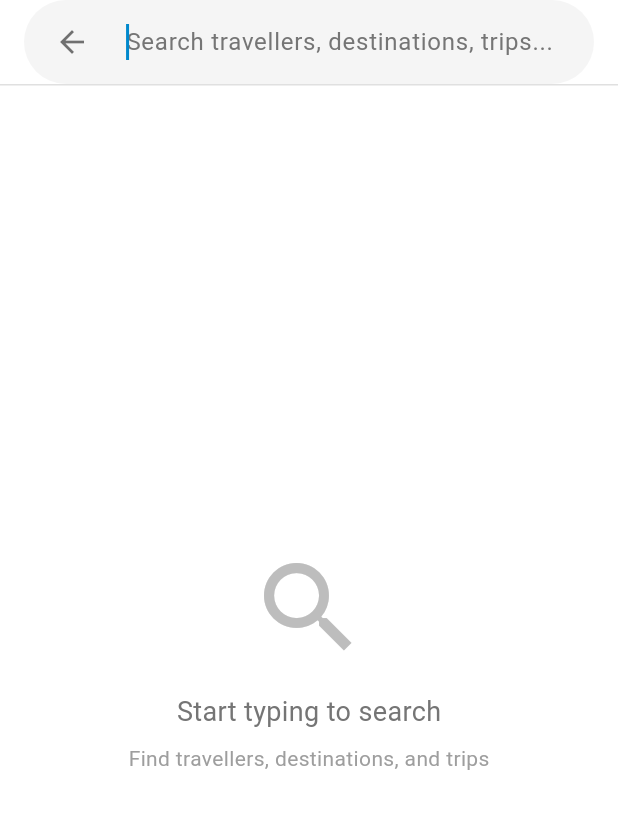
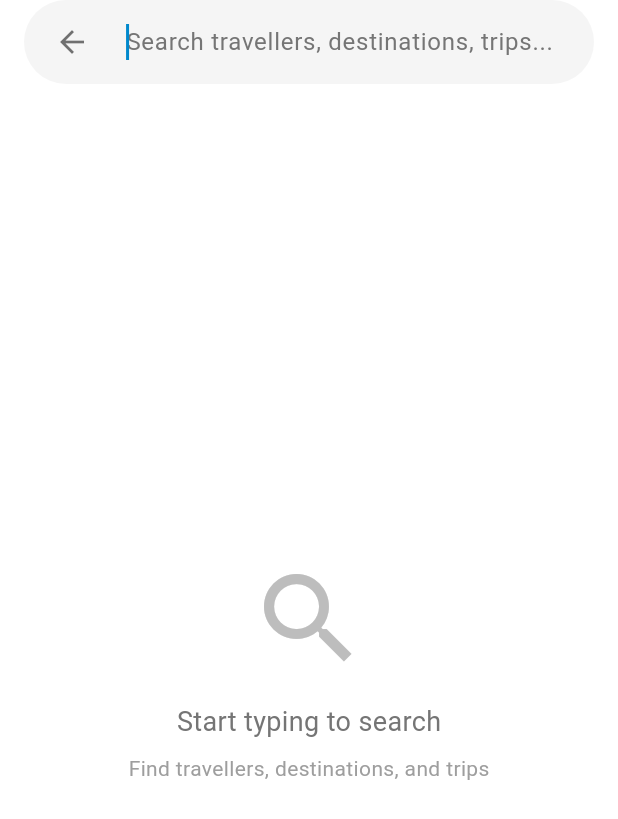
Before and after one commit to Journey-Q/JourneyQ_mobile, a Flutter app: the SearchPage screen opened by its route, on a phone screen of 412 x 824 dp. Shown: the top 819 px of the screen. Run offline on Flutter 3.47's test engine with Material 3 defaults, Android fonts, the phone set to English and light mode, and no system bars; our stand-ins replace dio, equatable, firebase_auth, firebase_core, firebase_messaging, flutter_local_notifications and 6 more; accounts and stored records are empty.

Commit message:
search_page ui updated

```diff
--- a/lib/features/search/pages/search_page.dart
+++ b/lib/features/search/pages/search_page.dart
@@ -1,5 +1,6 @@
 import 'package:flutter/material.dart';
 import 'package:journeyq/features/search/data.dart';
+import 'package:go_router/go_router.dart';
 
 // Search widget for the search page
 class SearchPageWidget extends StatefulWidget {
@@ -165,13 +166,13 @@ class _SearchPageState extends State<SearchPage> {
         title: SearchPageWidget(
           controller: _searchController,
           onChanged: _onSearchChanged,
-          onBack: () => Navigator.pop(context),
+          onBack: () => context.pop(context),
           hintText: 'Search travellers, destinations, trips...',
         ),
       ),
       body: Column(
         children: [
-          Divider(height: 1, color: Colors.grey[300]),
+          const SizedBox(height: 15),
           Expanded(
             child: _buildSearchResults(),
           ),
```
